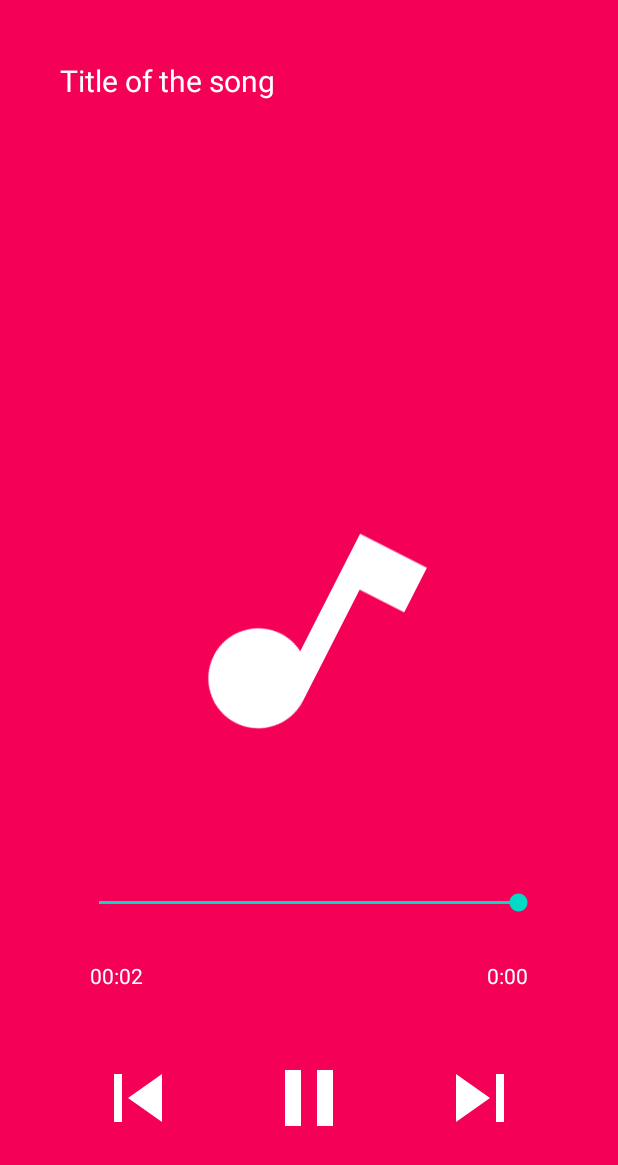
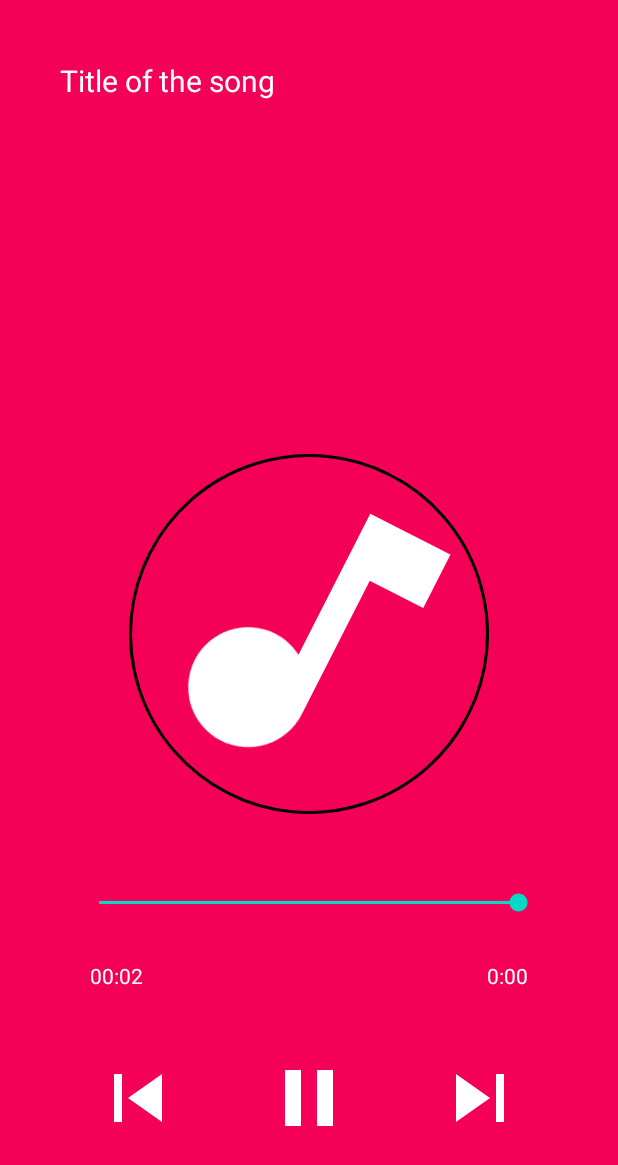
Before and after one commit to sundaram-sharma/Music_Player, an Android app: the MusicPlayerActivity screen opened directly, with no data from a screen before it, on a phone screen of 412 x 824 dp. Shown: the top 1165 px of the screen. Run offline under Robolectric (Android 15) with nearby library versions, the phone set to English and light mode, and no system bars; our stand-ins replace CircleImageView; 8 statements that could not run were skipped.

Commit message:
Music player v1.0.1.0 .Added toast messages

```diff
--- a/app/build.gradle
+++ b/app/build.gradle
@@ -36,4 +36,8 @@ dependencies {
     testImplementation 'junit:junit:4.13.2'
     androidTestImplementation 'androidx.test.ext:junit:1.1.3'
     androidTestImplementation 'androidx.test.espresso:espresso-core:3.4.0'
+
+    //addition
+    implementation "androidx.cardview:cardview:1.0.0"
+    implementation 'de.hdodenhof:circleimageview:3.1.0'
 }
--- a/app/src/main/java/en/sundaram/musicplayer/MainActivity.java
+++ b/app/src/main/java/en/sundaram/musicplayer/MainActivity.java
@@ -54,6 +54,7 @@ public class MainActivity extends AppCompatActivity {
 
         if(songsList.size()==0){
             noMusicTextView.setVisibility(View.VISIBLE);
+            Toast.makeText(this,"No audio file found",Toast.LENGTH_SHORT).show();
         }else{
             //recyclerview
             recyclerView.setLayoutManager(new LinearLayoutManager(this));
--- a/app/src/main/java/en/sundaram/musicplayer/MusicPlayerActivity.java
+++ b/app/src/main/java/en/sundaram/musicplayer/MusicPlayerActivity.java
@@ -106,31 +106,23 @@ public class MusicPlayerActivity extends AppCompatActivity {
         mmr.setDataSource(currentSong.getPath());
         byte [] data = mmr.getEmbeddedPicture();
 
-        if(data != null){
+        if(data != null){ //check if the data array provided for image is present
             Bitmap bitmap = BitmapFactory.decodeByteArray(data, 0, data.length);
 
-            try {
-                musicIcon.setImageBitmap(bitmap);
+            try { //try catch for exception
+                musicIcon.setImageBitmap(bitmap); //if album art is present, set icon to that
             }
-            catch (Exception e){
+            catch (Exception e)
+            {
 
             }
 
         }
         else
         {
-            musicIcon.setImageResource(R.drawable.ic_music_icon_big);
+            musicIcon.setImageResource(R.drawable.ic_music_icon_big); //default image if no album art
         }
 
-
-       /* if(bitmap == null)
-        {
-            musicIcon.setImageBitmap(bitmap);
-        }
-        else
-        {
-            musicIcon.setImageResource(R.id.music_icon_big);
-        }*/
 
 
         titleTv.setText(currentSong.getTitle());
--- a/app/src/main/res/layout/activity_music_player.xml
+++ b/app/src/main/res/layout/activity_music_player.xml
@@ -22,14 +22,21 @@
         android:textColor="@color/white"
         android:textSize="20sp" />
 
-    <ImageView
+
+
+
+
+    <de.hdodenhof.circleimageview.CircleImageView
         android:layout_width="240dp"
         android:layout_height="240dp"
         android:id="@+id/music_icon_big"
+        android:src="@drawable/ic_music_icon_big"
         android:layout_centerHorizontal="true"
-        android:padding="20dp"
         android:layout_above="@+id/controls"
-        android:src="@drawable/ic_music_icon_big"/>
+        app:civ_border_width="2dp"
+        app:civ_border_color="#FF000000"/>
+
+
 
     <RelativeLayout
         android:layout_width="match_parent"
```
